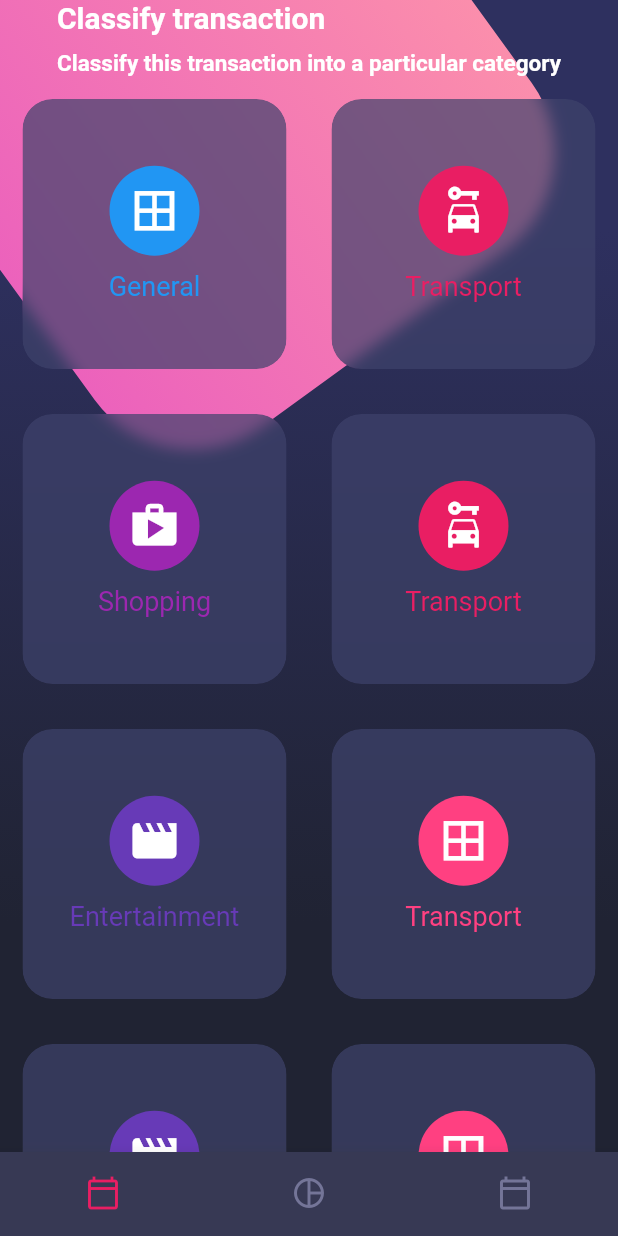
After one commit to jonathanhernandezgit/designs_flutter, a Flutter app: the screen it shows after launch, on a phone screen of 412 x 824 dp. The commit adds this screen. Run offline on Flutter 3.47's test engine with Material 2 defaults, Android fonts, the phone set to English and light mode, and no system bars.

Commit message:
Finishing designs

```diff
--- a/lib/main.dart
+++ b/lib/main.dart
@@ -1,6 +1,9 @@
+import 'package:designs/src/screens/scroll_design.dart';
 import 'package:flutter/material.dart';
+import 'package:designs/src/screens/basic_design.dart';
+import 'package:flutter/services.dart';
 
-import 'package:designs/src/screens/basic_design.dart';
+import 'src/screens/home_screen.dart';
 
 void main() => runApp(const MyApp());
 
@@ -9,11 +12,17 @@ class MyApp extends StatelessWidget {
 
   @override
   Widget build(BuildContext context) {
+    SystemChrome.setSystemUIOverlayStyle(SystemUiOverlayStyle.light);
     return MaterialApp(
       debugShowCheckedModeBanner: false,
       title: 'Material App',
-      initialRoute: 'basic_design',
-      routes: {'basic_design': (_) => BasicDesignScreen()},
+      initialRoute: 'home_screen',
+      theme: ThemeData.dark(),
+      routes: {
+        'basic_design': (_) => BasicDesignScreen(),
+        'scroll_screen': (_) => ScrollScreen(),
+        'home_screen': (_) => HomeScreen(),
+      },
     );
   }
 }
--- /dev/null
+++ b/lib/src/screens/home_screen.dart
@@ -0,0 +1,41 @@
+import 'package:designs/widgets/card_table.dart';
+import 'package:designs/widgets/custom_bottom_navigation.dart';
+import 'package:designs/widgets/page_title.dart';
+import 'package:flutter/material.dart';
+
+import '../../widgets/background.dart';
+
+class HomeScreen extends StatelessWidget {
+  const HomeScreen({Key? key}) : super(key: key);
+
+  @override
+  Widget build(BuildContext context) {
+    return Scaffold(
+      body: Stack(
+        children: [
+          //background
+          Background(),
+          // Home body
+          _HomeBody(),
+        ],
+      ),
+      bottomNavigationBar: CustomBottomNavigation(),
+    );
+  }
+}
+
+class _HomeBody extends StatelessWidget {
+  @override
+  Widget build(BuildContext context) {
+    return SingleChildScrollView(
+      child: Column(
+        children: [
+          //
+          PageTitle(),
+          //card table
+          CardTable()
+        ],
+      ),
+    );
+  }
+}
--- /dev/null
+++ b/lib/widgets/background.dart
@@ -0,0 +1,51 @@
+import 'dart:math';
+
+import 'package:flutter/material.dart';
+
+class Background extends StatelessWidget {
+  final boxDecoration = BoxDecoration(
+      gradient: LinearGradient(
+          begin: Alignment.topCenter,
+          end: Alignment.bottomCenter,
+          stops: [
+        0.2,
+        0.8
+      ],
+          colors: [
+        //colors
+        Color(0XFF2E305F),
+        Color(0XFF202333)
+      ]));
+
+  @override
+  Widget build(BuildContext context) {
+    return Stack(
+      children: [
+        //Purple Gradient
+        Container(decoration: boxDecoration),
+        //Pink box
+        Positioned(top: -100, left: -30, child: _PinkBox())
+      ],
+    );
+  }
+}
+
+class _PinkBox extends StatelessWidget {
+  @override
+  Widget build(BuildContext context) {
+    return Transform.rotate(
+      angle: -pi / 5,
+      child: Container(
+        width: 360,
+        height: 360,
+        decoration: BoxDecoration(
+            color: Colors.pink,
+            borderRadius: BorderRadius.circular(80),
+            gradient: LinearGradient(colors: [
+              Color.fromRGBO(236, 98, 188, 1),
+              Color.fromRGBO(251, 142, 172, 1)
+            ])),
+      ),
+    );
+  }
+}
--- /dev/null
+++ b/lib/widgets/card_table.dart
@@ -0,0 +1,119 @@
+import 'dart:ui';
+
+import 'package:flutter/material.dart';
+import 'package:flutter/src/widgets/container.dart';
+import 'package:flutter/src/widgets/framework.dart';
+
+class CardTable extends StatelessWidget {
+  const CardTable({super.key});
+
+  @override
+  Widget build(BuildContext context) {
+    return Table(
+      children: [
+        TableRow(children: [
+          _SingleCard(
+            color: Colors.blue,
+            icon: Icons.border_all,
+            text: 'General',
+          ),
+          _SingleCard(
+            color: Colors.pink,
+            icon: Icons.car_rental,
+            text: 'Transport',
+          ),
+        ]),
+        TableRow(children: [
+          _SingleCard(
+            color: Colors.purple,
+            icon: Icons.shop,
+            text: 'Shopping',
+          ),
+          _SingleCard(
+            color: Colors.pink,
+            icon: Icons.car_rental,
+            text: 'Transport',
+          ),
+        ]),
+        TableRow(children: [
+          _SingleCard(
+              icon: Icons.movie,
+              color: Colors.deepPurple,
+              text: 'Entertainment'),
+          _SingleCard(
+              icon: Icons.border_all,
+              color: Colors.pinkAccent,
+              text: 'Transport')
+        ]),
+        TableRow(children: [
+          _SingleCard(
+              icon: Icons.movie,
+              color: Colors.deepPurple,
+              text: 'Entertainment'),
+          _SingleCard(
+              icon: Icons.border_all,
+              color: Colors.pinkAccent,
+              text: 'Transport')
+        ])
+      ],
+    );
+  }
+}
+
+class _SingleCard extends StatelessWidget {
+  final IconData icon;
+  final Color color;
+  final String text;
+
+  const _SingleCard(
+      {super.key, required this.icon, required this.color, required this.text});
+
+  @override
+  Widget build(BuildContext context) {
+    var column = Column(mainAxisAlignment: MainAxisAlignment.center, children: [
+      CircleAvatar(
+        backgroundColor: this.color,
+        child: Icon(
+          this.icon,
+          size: 35,
+          color: Colors.white,
+        ),
+        radius: 30,
+      ),
+      SizedBox(
+        height: 10,
+      ),
+      Text(
+        this.text,
+        style: TextStyle(color: this.color, fontSize: 18),
+      )
+    ]);
+    return _CardBackground(child: column);
+  }
+}
+
+class _CardBackground extends StatelessWidget {
+  final Widget child;
+
+  const _CardBackground({super.key, required this.child});
+
+  @override
+  Widget build(BuildContext context) {
+    return Container(
+      margin: EdgeInsets.all(15),
+      child: ClipRRect(
+        borderRadius: BorderRadius.circular(20),
+        child: BackdropFilter(
+          filter: ImageFilter.blur(sigmaX: 5, sigmaY: 5),
+          child: Container(
+            height: 180,
+            decoration: BoxDecoration(
+                color: Color.fromRGBO(62, 66, 107, 0.7),
+                borderRadius: BorderRadius.circular(20)),
+            child: this.child,
+          ),
+        ),
+      ),
+    );
+  }
+}
--- /dev/null
+++ b/lib/widgets/custom_bottom_navigation.dart
@@ -0,0 +1,30 @@
+import 'package:flutter/material.dart';
+import 'package:flutter/src/widgets/container.dart';
+import 'package:flutter/src/widgets/framework.dart';
+
+class CustomBottomNavigation extends StatelessWidget {
+  const CustomBottomNavigation({super.key});
+
+  @override
+  Widget build(BuildContext context) {
+    return BottomNavigationBar(
+      showSelectedLabels: false,
+      showUnselectedLabels: false,
+      selectedItemColor: Colors.pink,
+      backgroundColor: Color.fromRGBO(55, 57, 84, 1),
+      unselectedItemColor: Color.fromRGBO(116, 117, 152, 1),
+      currentIndex: 0,
+      items: [
+        BottomNavigationBarItem(
+            icon: Icon(
+              Icons.calendar_today_outlined,
+            ),
+            label: 'Calendario'),
+        BottomNavigationBarItem(
+            icon: Icon(Icons.pie_chart_outline_outlined), label: 'Gráfica'),
+        BottomNavigationBarItem(
+            icon: Icon(Icons.calendar_today_outlined), label: 'Usuarios')
+      ],
+    );
+  }
+}
--- /dev/null
+++ b/lib/widgets/page_title.dart
@@ -0,0 +1,37 @@
+import 'package:flutter/src/widgets/container.dart';
+import 'package:flutter/src/widgets/framework.dart';
+
+import 'package:flutter/material.dart';
+
+class PageTitle extends StatelessWidget {
+  @override
+  Widget build(BuildContext context) {
+    return SafeArea(
+      bottom: false,
+      child: Container(
+        margin: EdgeInsets.symmetric(horizontal: 20),
+        child: Column(
+          crossAxisAlignment: CrossAxisAlignment.start,
+          children: [
+            //
+            Text(
+              'Classify transaction',
+              style: TextStyle(
+                  fontSize: 20,
+                  fontWeight: FontWeight.bold,
+                  color: Colors.white),
+            ),
+            SizedBox(
+              height: 10,
+            ),
+            Text('Classify this transaction into a particular category',
+                style: TextStyle(
+                    fontSize: 15,
+                    fontWeight: FontWeight.bold,
+                    color: Colors.white))
+          ],
+        ),
+      ),
+    );
+  }
+}
```
Also changed, not shown: lib/src/screens/scroll_design.dart (added, +116 -0 lines), assets/scroll-1.png (added).
